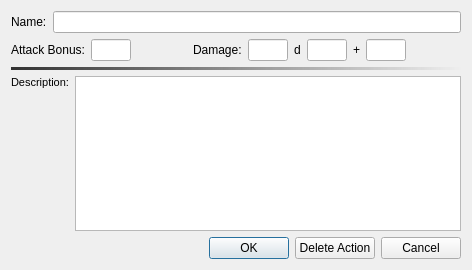
Old version of the form DMHelper/src/monsteractioneditdialog.ui in the repository MMetze/DMHelper.
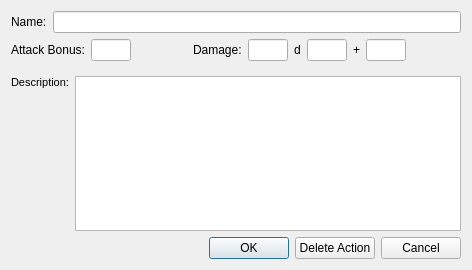
New version of the form. Icons and pictures are not drawn.

What changed in the file:
```diff
--- a/DMHelper/src/monsteractioneditdialog.ui
+++ b/DMHelper/src/monsteractioneditdialog.ui
@@ -13,9 +13,6 @@
   <property name="windowTitle">
    <string>Edit Action</string>
   </property>
-  <property name="styleSheet">
-   <string notr="true">background-image: url(:/img/data/parchment.jpg);</string>
-  </property>
   <layout class="QVBoxLayout" name="verticalLayout">
    <item>
     <layout class="QHBoxLayout" name="horizontalLayout">
@@ -206,9 +203,6 @@
    </item>
    <item>
     <widget class="Line" name="line_5">
-     <property name="styleSheet">
-      <string notr="true">background-color: qlineargradient(spread:pad, x1:0, y1:0, x2:1, y2:0, stop:0 rgba(50, 50, 50, 255), stop:1 rgba(50, 50, 50, 0));</string>
-     </property>
      <property name="frameShadow">
       <enum>QFrame::Plain</enum>
      </property>
```
